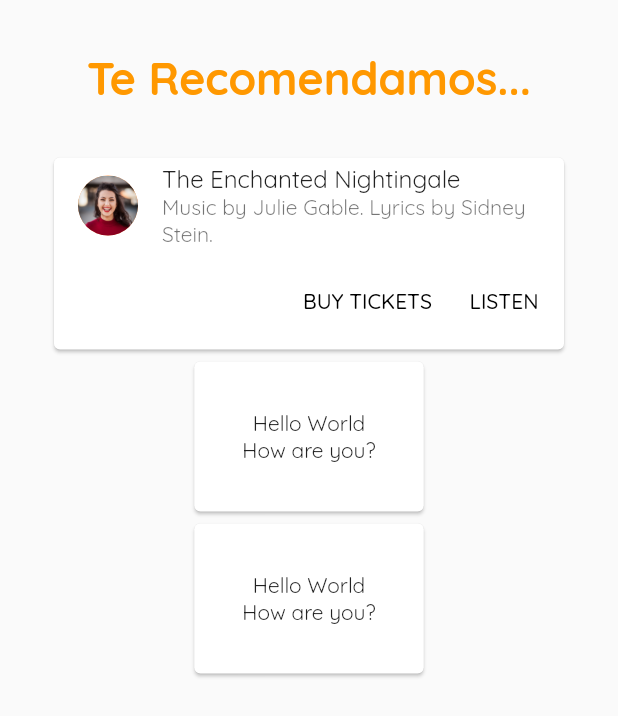
After one commit to cristhianviera1/app_kimirina, a Flutter app: the RiesgoPage screen opened by its route, on a phone screen of 412 x 824 dp. The commit adds this screen. Shown: the top 716 px of the screen. Run offline on Flutter 3.47's test engine with Material 2 defaults, Android fonts, the phone set to English and light mode, and no system bars; our stand-ins replace image_picker, line_icons.

Commit message:
se agrega página riesgo

```diff
--- a/lib/_routes/router.dart
+++ b/lib/_routes/router.dart
@@ -6,7 +6,9 @@ import 'package:kimirina_app/screens/landing_page.dart';
 import 'package:kimirina_app/screens/login_page.dart';
 import 'package:kimirina_app/screens/register_page.dart';
 import 'package:kimirina_app/screens/resetPassword_page.dart';
+import 'package:kimirina_app/screens/tabs/riesgo_page.dart';
 import 'package:kimirina_app/screens/user_profile.dart';
+
 
 Route<dynamic> generateRoute(RouteSettings settings) {
   switch (settings.name) {
@@ -18,6 +20,8 @@ Route<dynamic> generateRoute(RouteSettings settings) {
       return MaterialPageRoute(builder: (context) => LoginPage());
     case registerViewRoute:
       return MaterialPageRoute(builder: (context) => RegisterPage());
+    case riesgoViewRoute:
+      return MaterialPageRoute(builder: (context) => RiesgoPage());
     case resetPasswordViewRoute:
       return MaterialPageRoute(builder: (context) => ResetPasswordPage());
     case chatDetailsViewRoute:
--- a/lib/_routes/routes.dart
+++ b/lib/_routes/routes.dart
@@ -7,3 +7,5 @@ const String resetPasswordViewRoute = 'reset_password';
 const String homeViewRoute = 'home';
 const String chatDetailsViewRoute = 'chat_details';
 const String userDetailsViewRoute = 'user_details';
+
+const String riesgoViewRoute = 'riesgo';
--- /dev/null
+++ b/lib/screens/tabs/riesgo_page.dart
@@ -0,0 +1,83 @@
+import 'package:flutter/material.dart';
+
+class RiesgoPage extends StatelessWidget {
+
+
+  @override
+  Widget build(BuildContext context) {
+    final pageTitle = Padding(
+      padding: EdgeInsets.only(top: 1.0, bottom: 30.0),
+      child: Text(
+        "Te Recomendamos...",
+        style: TextStyle(
+          fontWeight: FontWeight.bold,
+          color: Colors.orange,
+          fontSize: 30.0,
+        ),
+      ),
+    );
+
+
+    return new Scaffold(
+      //hit Ctrl+space in intellij to know what are the options you can use in flutter widgets
+      body: new Container(
+        padding: new EdgeInsets.all(32.0),
+        child: new Center(
+          child: new Column(
+            children: <Widget>[
+              pageTitle,
+              new Card(
+                 child: Column(
+        mainAxisSize: MainAxisSize.min,
+        children: <Widget>[
+          const ListTile(
+            leading: CircleAvatar(
+    backgroundImage: AssetImage('assets/images/woman1.jpg'),
+  ),
+            title: Text('The Enchanted Nightingale'),
+            subtitle: Text('Music by Julie Gable. Lyrics by Sidney Stein.'),
+          ),
+          ButtonBar(
+            children: <Widget>[
+              FlatButton(
+                child: const Text('BUY TICKETS'),
+                onPressed: () { /* ... */ },
+              ),
+              FlatButton(
+                child: const Text('LISTEN'),
+                onPressed: () { /* ... */ },
+              ),
+            ],
+          ),
+        ],
+      ),
+              ),
+              new Card(
+                child: new Container(
+                  padding: new EdgeInsets.all(32.0),
+                  child: new Column(
+                    children: <Widget>[
+                      new Text('Hello World'),
+                      new Text('How are you?')
+                    ],
+                  ),
+                ),
+              ),
+              new Card(
+                child: new Container(
+                  padding: new EdgeInsets.all(32.0),
+                  child: new Column(
+                    children: <Widget>[
+                      new Text('Hello World'),
+                      new Text('How are you?')
+                    ],
+                  ),
+                ),
+              )
+            ],
+          ),
+        ),
+      ),
+    );
+  }
+}
```
Also changed, not shown: assets/images/autotest.png (added).
